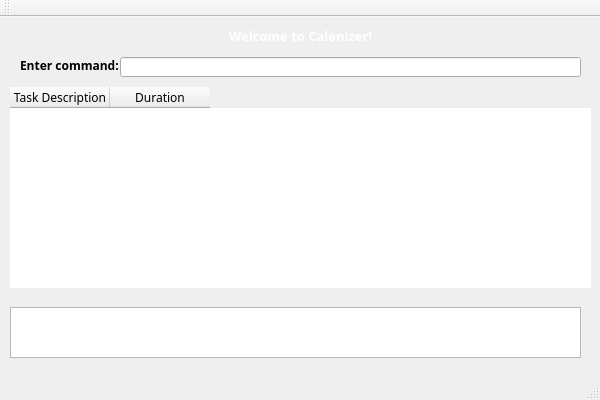
The window that CalenizerGUI/calenizergui.ui (tanshuyan/cs2103jan2014-f12-4c) describes before a commit, drawn with Qt 5.
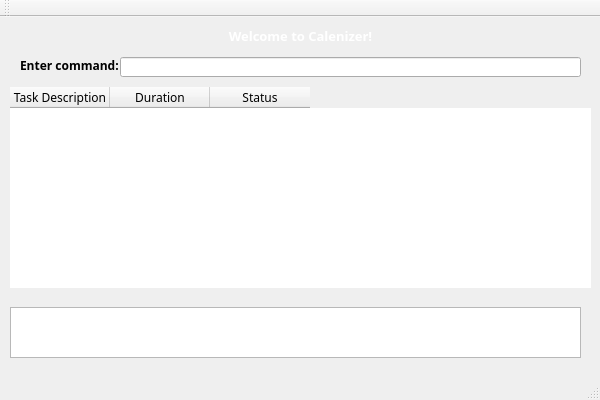
The same window after the commit.

Commit message: make changes to GUI display format

```diff
--- a/CalenizerGUI/calenizergui.ui
+++ b/CalenizerGUI/calenizergui.ui
@@ -110,7 +110,7 @@
      <number>0</number>
     </property>
     <property name="columnCount">
-     <number>2</number>
+     <number>3</number>
     </property>
     <column>
      <property name="text">
@@ -122,6 +122,11 @@
       <string>Duration</string>
      </property>
     </column>
+    <column>
+     <property name="text">
+      <string>Status</string>
+     </property>
+    </column>
    </widget>
   </widget>
   <widget class="QMenuBar" name="menuBar">
```
The commit also changes 3 other files.
